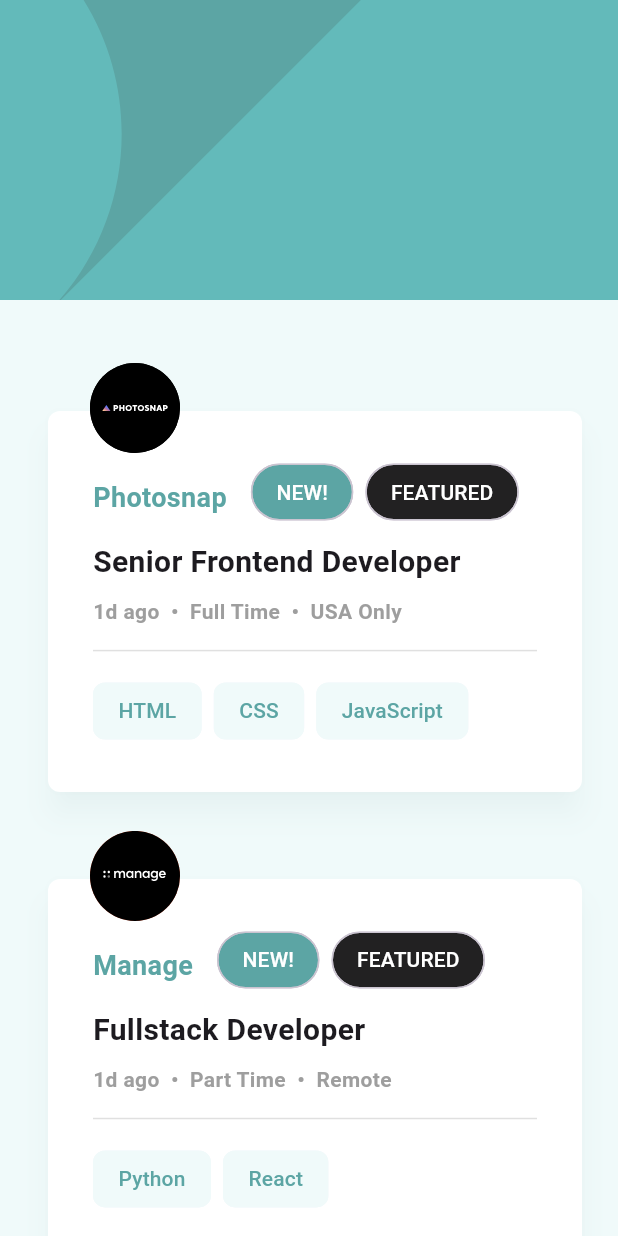
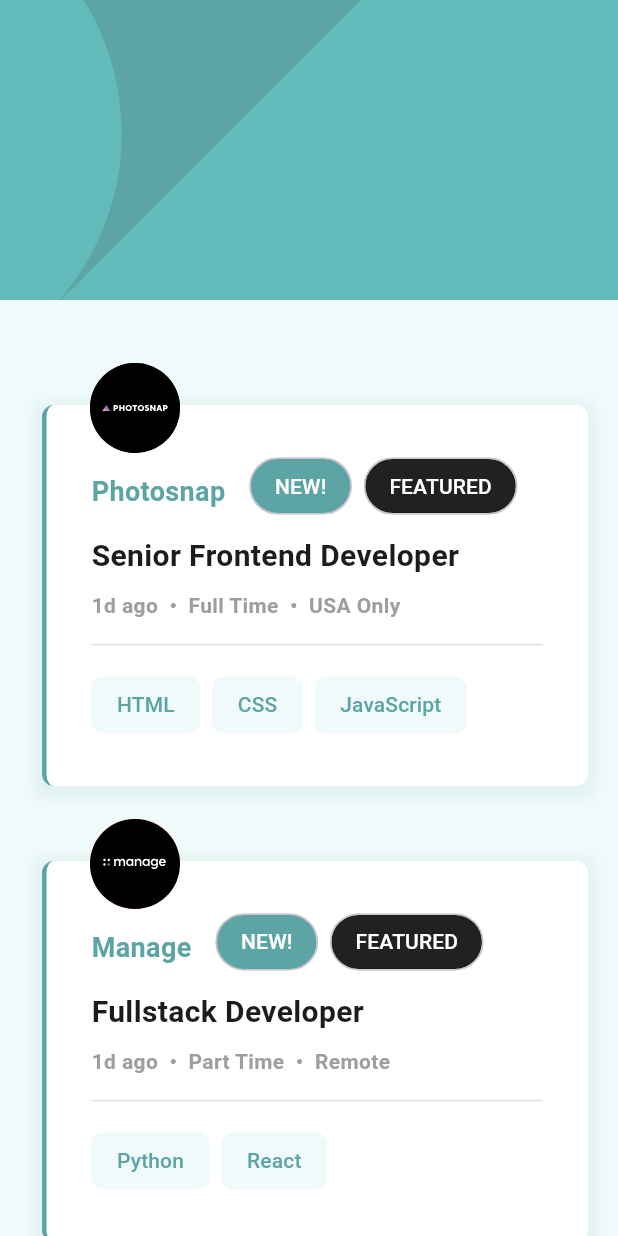
Before and after one commit to hammadalive7/job_listing, a Flutter app: the screen it shows after launch, on a phone screen of 412 x 824 dp. Run offline on Flutter 3.47's test engine with Material 3 defaults, Android fonts, the phone set to English and light mode, and no system bars; our stand-ins replace flutter_svg.

Commit message:
improved card UI

```diff
--- a/lib/views/job_listing_screen/components/job_card.dart
+++ b/lib/views/job_listing_screen/components/job_card.dart
@@ -18,12 +18,27 @@ class JobCard extends StatelessWidget {
       children: [
         Padding(
           padding: const EdgeInsets.only(top: 50, left: 8),
-          child: Card(
-            color: Colors.white,
-            elevation: 8.0,
-            shadowColor: const Color(0xff5ca5a4).withOpacity(0.1),
-            shape: RoundedRectangleBorder(
+          child: Container(
+            decoration: BoxDecoration(
+              boxShadow: [
+                BoxShadow(
+                  color: const Color(0xff5ca5a4).withOpacity(0.1),
+                  spreadRadius: 5,
+                  blurRadius: 7,
+                  offset: const Offset(0, 3), // changes position of shadow
+                ),
+              ],
+              color: Colors.white,
               borderRadius: BorderRadius.circular(8.0),
+              border: Border(
+                left: BorderSide(
+                  style: BorderStyle.solid,
+                  color: job.isFeatured
+                      ? const Color(0xff5ca5a4)
+                      : Colors.white, // Blue color
+                  width: 3.0, // Thickness
+                ),
+              ),
             ),
             child: Padding(
               padding: const EdgeInsets.all(30.0),
```
